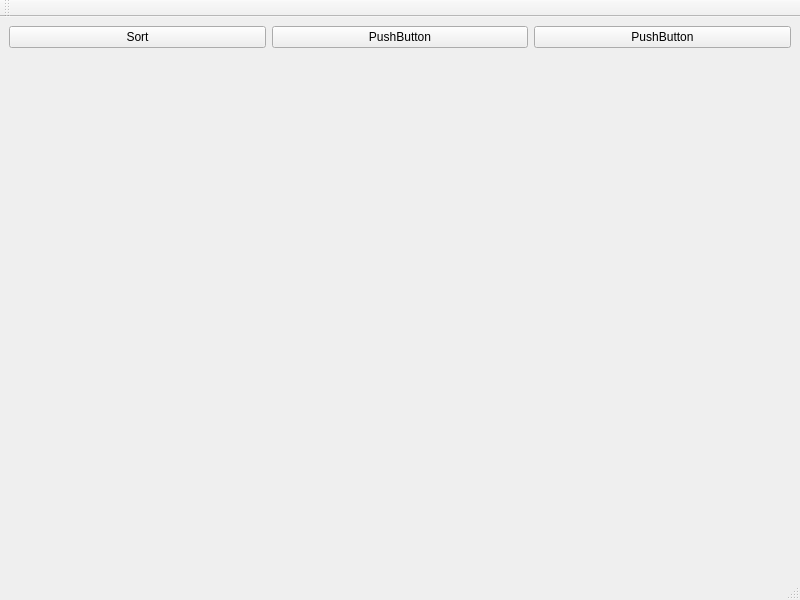
Qt form sort-visualizer/mainwindow.ui (anar-a/sort-visualizer) before a commit.
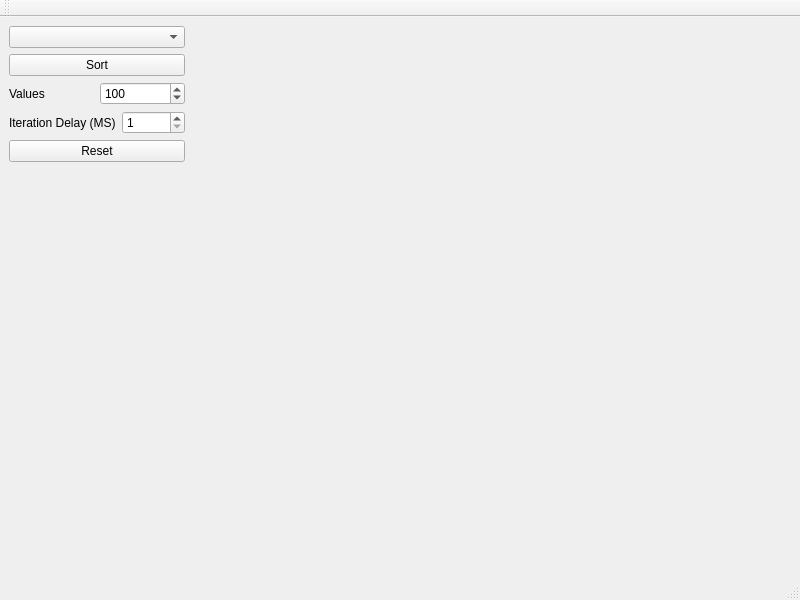
The same form after that commit.

Diff of the .ui file:
```diff
--- a/sort-visualizer/mainwindow.ui
+++ b/sort-visualizer/mainwindow.ui
@@ -14,9 +14,12 @@
    <string>MainWindow</string>
   </property>
   <widget class="QWidget" name="centralwidget">
+   <layout class="QHBoxLayout" name="horizontalLayout_2">
+    <item>
    <layout class="QVBoxLayout" name="verticalLayout">
     <item>
-     <layout class="QHBoxLayout" name="horizontalLayout">
+       <widget class="QComboBox" name="comboBox"/>
+      </item>
       <item>
        <widget class="QPushButton" name="sort">
         <property name="text">
@@ -25,23 +28,59 @@
        </widget>
       </item>
       <item>
-       <widget class="QPushButton" name="pushButton_3">
+       <layout class="QHBoxLayout" name="horizontalLayout_3">
+        <item>
+         <widget class="QLabel" name="label_2">
         <property name="text">
-         <string>PushButton</string>
+           <string>Values</string>
         </property>
        </widget>
       </item>
       <item>
-       <widget class="QPushButton" name="pushButton">
+         <widget class="QSpinBox" name="values">
+          <property name="minimum">
+           <number>10</number>
+          </property>
+          <property name="maximum">
+           <number>500</number>
+          </property>
+          <property name="value">
+           <number>100</number>
+          </property>
+         </widget>
+        </item>
+       </layout>
+      </item>
+      <item>
+       <layout class="QHBoxLayout" name="horizontalLayout">
+        <item>
+         <widget class="QLabel" name="label">
         <property name="text">
-         <string>PushButton</string>
+           <string>Iteration Delay (MS)</string>
         </property>
        </widget>
       </item>
+        <item>
+         <widget class="QSpinBox" name="delay">
+          <property name="minimum">
+           <number>1</number>
+          </property>
+          <property name="maximum">
+           <number>1000</number>
+          </property>
+         </widget>
+        </item>
      </layout>
     </item>
     <item>
-     <spacer name="verticalSpacer">
+       <widget class="QPushButton" name="reset">
+        <property name="text">
+         <string>Reset</string>
+        </property>
+       </widget>
+      </item>
+      <item>
+       <spacer name="verticalSpacer_2">
       <property name="orientation">
        <enum>Qt::Vertical</enum>
       </property>
@@ -52,6 +91,24 @@
        </size>
       </property>
      </spacer>
+      </item>
+     </layout>
+    </item>
+    <item>
+     <widget class="QWidget" name="paintArea" native="true">
+      <property name="minimumSize">
+       <size>
+        <width>600</width>
+        <height>0</height>
+       </size>
+      </property>
+      <property name="baseSize">
+       <size>
+        <width>0</width>
+        <height>0</height>
+       </size>
+      </property>
+     </widget>
     </item>
    </layout>
   </widget>
```
Lines whose indentation alone changed are shown as unchanged.
